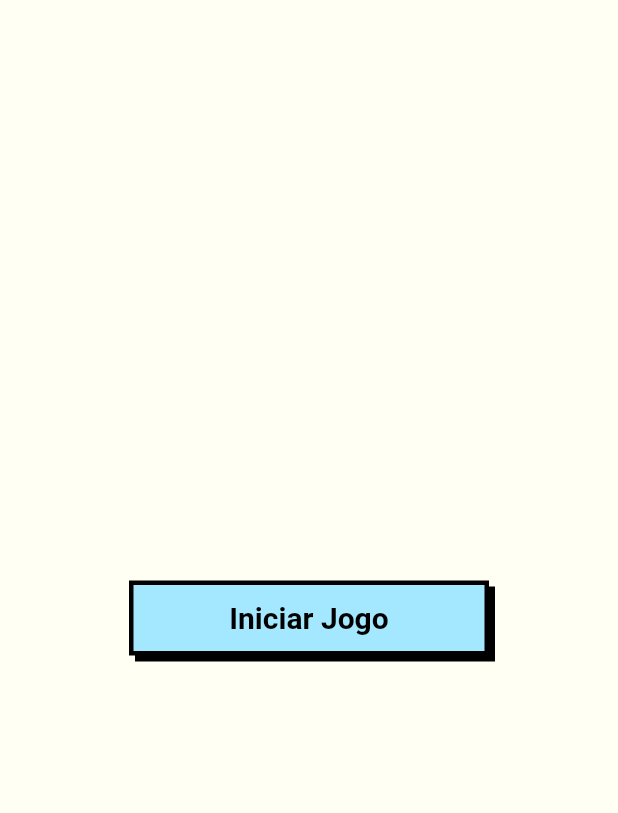
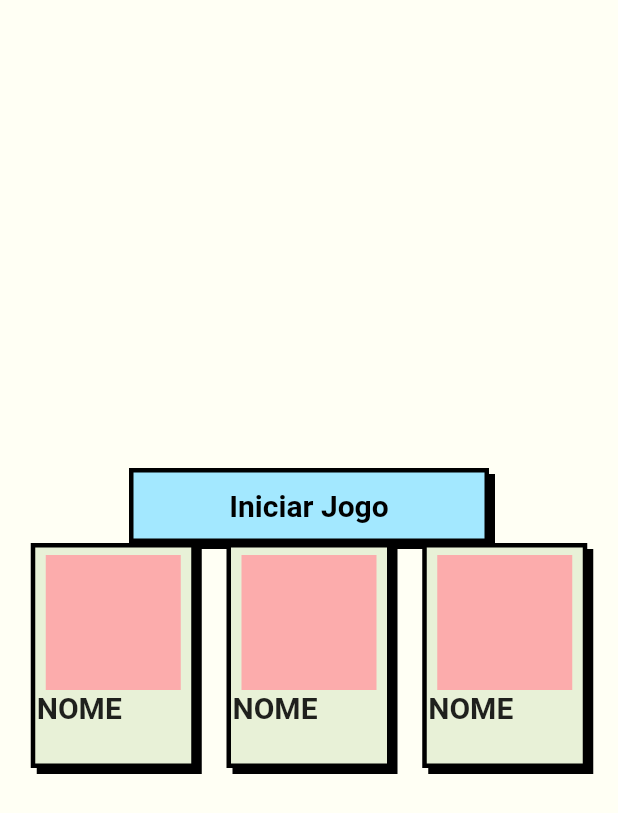
Before and after one commit to arthwrvl/FakeArtist, a Flutter app: the screen it shows after launch, on a phone screen of 412 x 824 dp. Shown: the top 813 px of the screen. Run offline on Flutter 3.47's test engine with Material 2 defaults, Android fonts, the phone set to English and light mode, and no system bars.

Commit message:
basic polaroid widget

```diff
--- a/lib/main.dart
+++ b/lib/main.dart
@@ -1,4 +1,5 @@
 import 'package:fake_artist/widgets/button.dart';
+import 'package:fake_artist/widgets/polaroid.dart';
 import 'package:flutter/material.dart';
 
 void main() {
@@ -46,6 +47,14 @@ class Home extends StatelessWidget {
               onPressed: () {},
               type: 1,
             ),
+            Row(
+              mainAxisAlignment: MainAxisAlignment.spaceEvenly,
+              children: const [
+                Polaroid(),
+                Polaroid(),
+                Polaroid(),
+              ],
+            )
           ],
         ),
       ),
--- /dev/null
+++ b/lib/widgets/polaroid.dart
@@ -0,0 +1,46 @@
+import 'package:flutter/material.dart';
+import 'package:flutter/src/widgets/framework.dart';
+import 'package:flutter/src/widgets/placeholder.dart';
+
+class Polaroid extends StatelessWidget {
+  const Polaroid({super.key});
+
+  @override
+  Widget build(BuildContext context) {
+    return Container(
+      height: 150,
+      width: 110,
+      decoration: BoxDecoration(
+        borderRadius: BorderRadius.zero,
+        color: const Color(0xFFE8F1D7),
+        boxShadow: const [
+          BoxShadow(
+            color: Colors.black,
+            offset: Offset(4, 4),
+            blurRadius: 0,
+          )
+        ],
+        border: Border.all(color: Colors.black, width: 3),
+      ),
+      child: Column(
+        mainAxisAlignment: MainAxisAlignment.start,
+        children: [
+          const SizedBox(height: 5),
+          Container(
+            height: 90,
+            width: 90,
+            color: const Color(0xFFFCACAC),
+          ),
+          const Align(
+            widthFactor: 1.8,
+            alignment: Alignment.centerLeft,
+            child: Text(
+              "NOME",
+              style: TextStyle(fontSize: 20, fontWeight: FontWeight.bold),
+            ),
+          )
+        ],
+      ),
+    );
+  }
+}
```
Also changed, not shown: lib/widgets/button.dart (+0 -43 lines).
